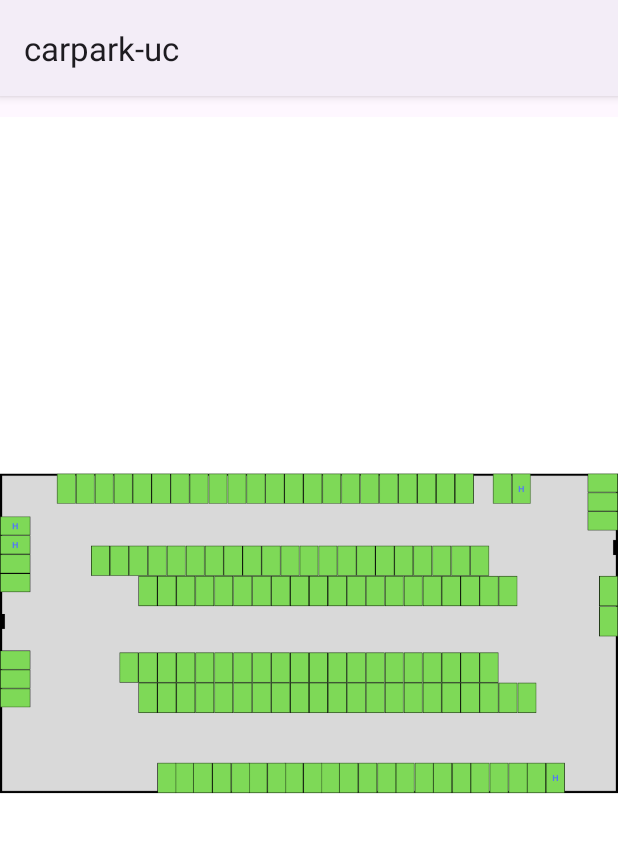
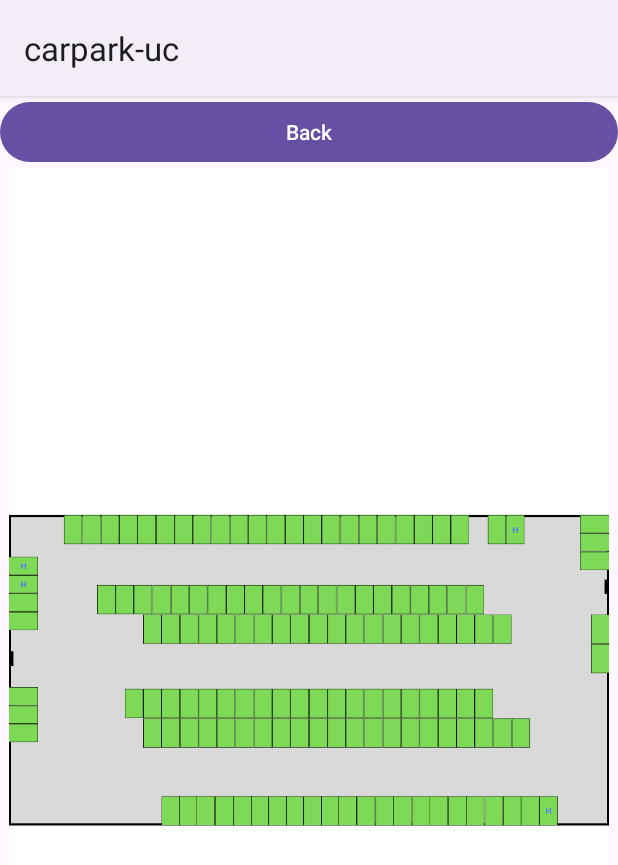
Before and after one commit to jPraiser23/carpark-uc, an Android app: the Home screen opened directly, with no data from a screen before it, after a tap on "Select", on a phone screen of 412 x 824 dp. Shown: the top 865 px of the screen. Run offline under Robolectric (Android 15) with nearby library versions, the phone set to English and light mode, and no system bars; our stand-ins replace Firebase (no records; nobody signed in at launch, a user with empty details on screens opened directly).

Commit message:
Logout and GarageList

```diff
--- a/app/src/main/java/com/example/carpark_uc/FirstGarge.java
+++ b/app/src/main/java/com/example/carpark_uc/FirstGarge.java
@@ -2,13 +2,28 @@ package com.example.carpark_uc;
 
 import androidx.appcompat.app.AppCompatActivity;
 
+import android.content.Intent;
 import android.os.Bundle;
+import android.view.View;
+import android.widget.Button;
 
 public class FirstGarge extends AppCompatActivity {
-
+    Button backButton;
     @Override
     protected void onCreate(Bundle savedInstanceState) {
         super.onCreate(savedInstanceState);
         setContentView(R.layout.activity_first_garge);
+        backButton = findViewById(R.id.backButton);
+        backButton.setOnClickListener(new View.OnClickListener(){
+
+            @Override
+            public void onClick(View view) {
+                Intent intent = new Intent(getApplicationContext(),Home.class);
+                startActivity(intent);
+                finish();
+            }
+        });
     }
+
+
 }
--- a/app/src/main/java/com/example/carpark_uc/Home.java
+++ b/app/src/main/java/com/example/carpark_uc/Home.java
@@ -4,7 +4,12 @@ import androidx.appcompat.app.AppCompatActivity;
 import androidx.recyclerview.widget.LinearLayoutManager;
 import androidx.recyclerview.widget.RecyclerView;
 
+import android.content.Intent;
 import android.os.Bundle;
+import android.view.View;
+import android.widget.Button;
+
+import com.google.firebase.auth.FirebaseAuth;
 
 import java.util.LinkedList;
 import java.util.List;
@@ -12,7 +17,8 @@ import java.util.List;
 public class Home extends AppCompatActivity {
     String [] garageNames = {"CCM","Garage 2", "Garage 3"};
     int counter = 0 ;
-
+    private FirebaseAuth mAuth;
+    private Button BtnLogout;
     @Override
     protected void onCreate(Bundle savedInstanceState) {
         super.onCreate(savedInstanceState);
@@ -26,6 +32,17 @@ public class Home extends AppCompatActivity {
         GarageListAdapter adapter = new GarageListAdapter(items);
         recyclerView.setAdapter(adapter);
 
+        mAuth = FirebaseAuth.getInstance();
+        BtnLogout = findViewById(R.id.logoutBtn);
+        BtnLogout.setOnClickListener(new View.OnClickListener() {
+            @Override
+            public void onClick(View v) {
+                mAuth.signOut();
+                Intent intent = new Intent(Home.this,Login.class);
+                startActivity(intent);
+                finish();
+            }
+        });
 
     }
 }
--- a/app/src/main/res/layout/activity_first_garge.xml
+++ b/app/src/main/res/layout/activity_first_garge.xml
@@ -1,16 +1,23 @@
 <?xml version="1.0" encoding="utf-8"?>
-<androidx.constraintlayout.widget.ConstraintLayout xmlns:android="http://schemas.android.com/apk/res/android"
+<LinearLayout xmlns:android="http://schemas.android.com/apk/res/android"
     xmlns:app="http://schemas.android.com/apk/res-auto"
     xmlns:tools="http://schemas.android.com/tools"
     android:layout_width="match_parent"
     android:layout_height="match_parent"
+    android:orientation="vertical"
     tools:context=".FirstGarge">
+    <Button
+        android:id="@+id/backButton"
+        android:layout_width="match_parent"
+        android:layout_height="wrap_content"
+        android:text="Back"
+        tools:ignore="HardcodedText" />
 
     <ImageView
         android:id="@+id/imageView"
         android:layout_width="match_parent"
-        android:layout_height="match_parent"
-        app:srcCompat="@drawable/FirstGarageTest"
-        tools:layout_editor_absoluteX="0dp"
-        tools:layout_editor_absoluteY="0dp" />
-</androidx.constraintlayout.widget.ConstraintLayout>
+        android:layout_height="wrap_content"
+        app:srcCompat="@drawable/firstgaragetest"
+        tools:ignore="ContentDescription"
+        tools:srcCompat="@drawable/firstgaragetest" />
+</LinearLayout>
--- a/app/src/main/res/values/strings.xml
+++ b/app/src/main/res/values/strings.xml
@@ -8,4 +8,5 @@
     <string name="click_to_register">Click to Register</string>
     <string name="select_garage">Select Garage</string>
     <string name="ccm">CCM</string>
+    <string name="logout">Logout</string>
 </resources>
```
Also changed, not shown: app/src/main/res/layout/activity_home.xml (+6 -1 lines), app/src/main/res/drawable-nodpi/firstgaragetest.png (renamed from app/src/main/res/drawable/FirstGarageTest.png).
